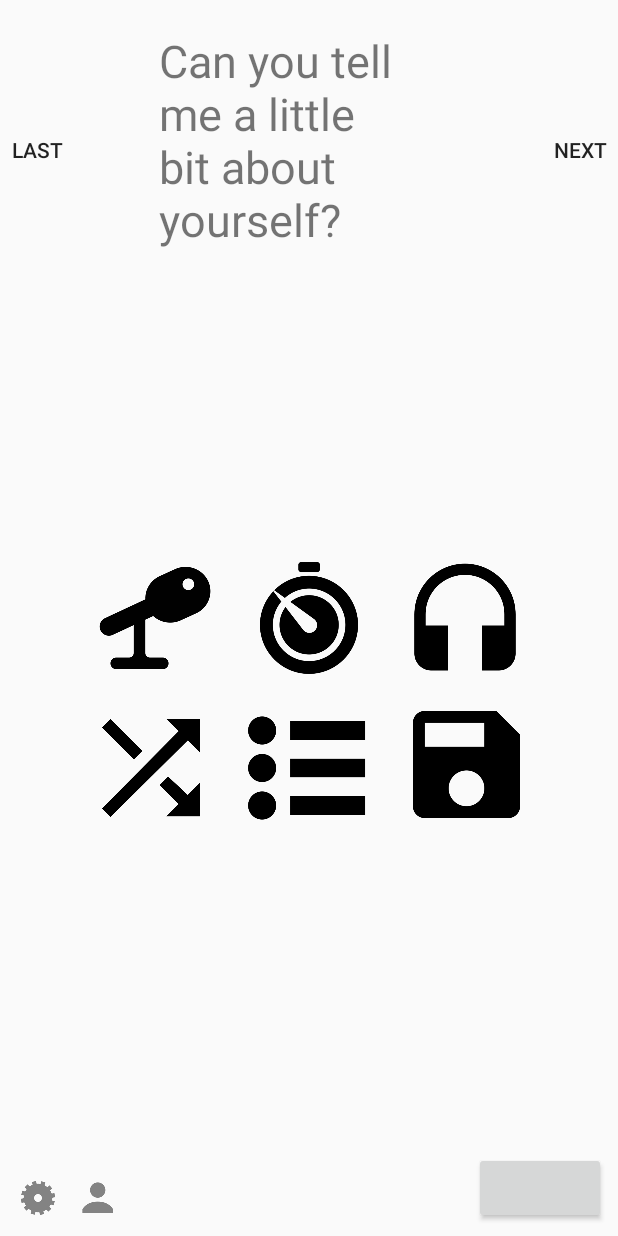
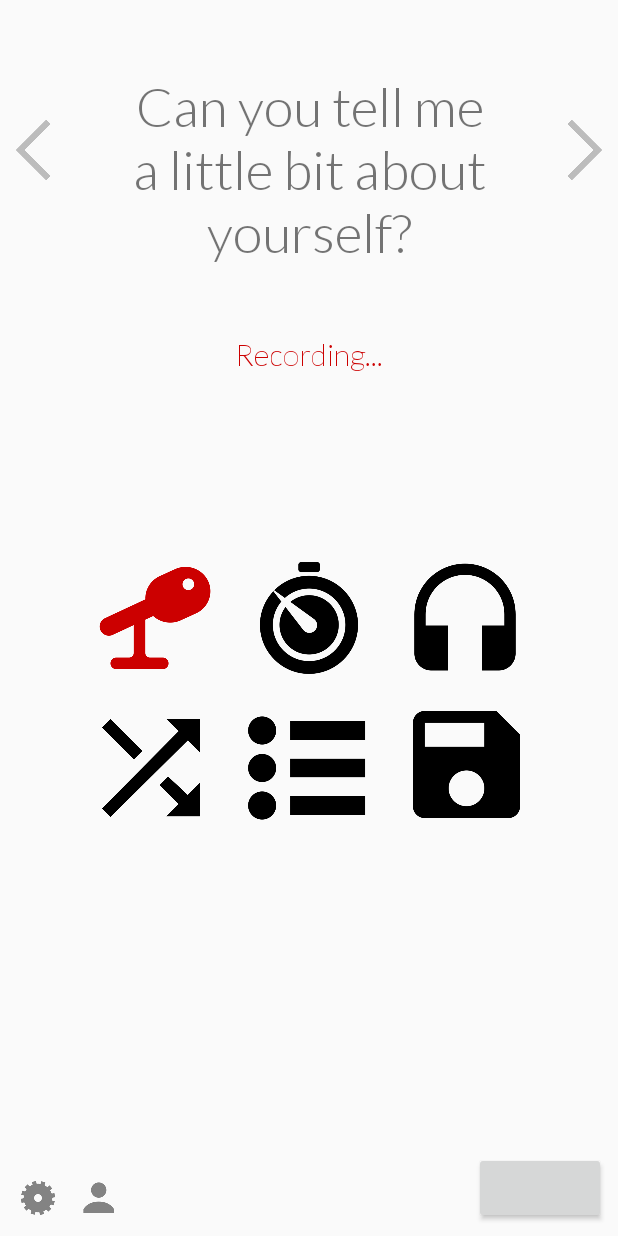
Before and after one commit to nathanliu1/SpeakingPrep, an Android app: the screen it shows after launch (MainActivity), after a tap on an icon or button, on a phone screen of 412 x 824 dp. Run offline under Robolectric (Android 15) with nearby library versions, the phone set to English and light mode, and no system bars; libraries missing offline, so code that uses them is left out: com.software.shell; plain views replace ActionButton; 4 statements that could not run were skipped.

Commit message:
Font and image update

```diff
--- /dev/null
+++ b/app/src/main/java/ca/uwaterloo/speakingprep/CustomTextView.java
@@ -0,0 +1,31 @@
+package ca.uwaterloo.speakingprep;
+
+import android.content.Context;
+import android.graphics.Typeface;
+import android.util.AttributeSet;
+import android.widget.TextView;
+
+public class CustomTextView extends TextView {
+
+    public CustomTextView(Context context, AttributeSet attrs, int defStyle) {
+        super(context, attrs, defStyle);
+        init();
+    }
+
+    public CustomTextView(Context context, AttributeSet attrs) {
+        super(context, attrs);
+        init();
+    }
+
+    public CustomTextView(Context context) {
+        super(context);
+        init();
+    }
+
+    private void init() {
+        if (!isInEditMode()) {
+            Typeface tf = Typeface.createFromAsset(getContext().getAssets(), "Lato-Light.ttf");
+            setTypeface(tf);
+        }
+    }
+}
--- a/app/src/main/java/ca/uwaterloo/speakingprep/MainActivityFragment.java
+++ b/app/src/main/java/ca/uwaterloo/speakingprep/MainActivityFragment.java
@@ -1,6 +1,8 @@
 package ca.uwaterloo.speakingprep;
 
 import android.graphics.Color;
+import android.graphics.PorterDuff;
+import android.media.Image;
 import android.media.MediaPlayer;
 import android.media.MediaRecorder;
 import android.os.Environment;
@@ -8,12 +10,18 @@ import android.support.v4.app.Fragment;
 import android.os.Bundle;
 import android.util.Log;
 import android.view.LayoutInflater;
+import android.view.MotionEvent;
 import android.view.View;
 import android.view.ViewGroup;
 import android.widget.ImageView;
+import android.widget.TextView;
+import android.widget.Toast;
+
 import com.software.shell.fab.*;
 
 import java.io.IOException;
+import java.util.Timer;
+import java.util.TimerTask;
 
 
 /**
@@ -26,9 +34,13 @@ public class MainActivityFragment extends Fragment {
     private MediaRecorder mRecorder = null;
     private MediaPlayer mPlayer = null;
     private ImageView record = null;
+    private TextView status = null;
     private boolean isRecording = false;
     private boolean isPlaying = false;
     private ActionButton actionButton;
+    private Timer timer;
+    private ImageView nextQuestion = null;
+    private ImageView previousQuestion = null;
 
     public MainActivityFragment() {
     }
@@ -39,6 +51,42 @@ public class MainActivityFragment extends Fragment {
         View rootView = inflater.inflate(R.layout.fragment_main, container, false);
         mFileName = Environment.getExternalStorageDirectory().getAbsolutePath();
         mFileName += "/audiorecordtest.3gp";
+
+        status = (TextView)rootView.findViewById(R.id.status);
+
+        nextQuestion = (ImageView)rootView.findViewById(R.id.next_question);
+        nextQuestion.setImageAlpha(255/4);
+        nextQuestion.setOnTouchListener(new View.OnTouchListener() {
+            @Override
+            public boolean onTouch(View v, MotionEvent event) {
+                switch (event.getAction()) {
+                    case (MotionEvent.ACTION_DOWN):
+                        nextQuestion.setImageAlpha(255);
+                        return true;
+                    case (MotionEvent.ACTION_UP):
+                        nextQuestion.setImageAlpha(255 / 4);
+                        return true;
+                }
+                return false;
+            }
+        });
+
+        previousQuestion = (ImageView)rootView.findViewById(R.id.previous_question);
+        previousQuestion.setImageAlpha(255/4);
+        previousQuestion.setOnTouchListener(new View.OnTouchListener() {
+            @Override
+            public boolean onTouch(View v, MotionEvent event) {
+                switch (event.getAction()) {
+                    case (MotionEvent.ACTION_DOWN):
+                        previousQuestion.setImageAlpha(255);
+                        return true;
+                    case (MotionEvent.ACTION_UP):
+                        previousQuestion.setImageAlpha(255 / 4);
+                        return true;
+                }
+                return false;
+            }
+        });
 
         record = (ImageView) rootView.findViewById(R.id.record);
         record.setOnClickListener(new View.OnClickListener(){
@@ -53,8 +101,6 @@ public class MainActivityFragment extends Fragment {
         actionButton.setImageDrawable(getResources().getDrawable(R.drawable.fab_plus_icon));
         actionButton.setButtonColor(Color.parseColor("#E91E63"));
         actionButton.setButtonColorPressed(Color.parseColor("#D81B60"));
-        actionButton.setRippleEffectEnabled(true);
-
 
         //playButton = (Button) rootView.findViewById(R.id.play);
         //playButton.setOnClickListener(new View.OnClickListener(){
@@ -79,11 +125,44 @@ public class MainActivityFragment extends Fragment {
                 mRecorder.prepare();
                 mRecorder.start();
             } catch (Exception e) {
-                Log.e(LOG_TAG, "prepare() failed");
+                Toast.makeText(getActivity().getApplicationContext(), "Failed to record. Please try again.", Toast.LENGTH_SHORT).show();
+                return;
             }
 
+            // Change record button to red
+            record.setColorFilter(Color.parseColor("#CC0000"), PorterDuff.Mode.SRC_ATOP);
+
+            // Change status and its color
+            status.setTextColor(Color.parseColor("#CC0000"));
+            status.setText("Recording.");
+            timer = new Timer();
+            timer.schedule(new TimerTask() {
+                @Override
+                public void run() {
+                    getActivity().runOnUiThread(new Runnable() {
+                        @Override
+                        public void run() {
+                            switch (status.getText().toString()) {
+                                case "Recording.":
+                                    status.setText("Recording..");
+                                    break;
+                                case "Recording..":
+                                    status.setText("Recording...");
+                                    break;
+                                default:
+                                    status.setText("Recording.");
+                                    break;
+                            }
+                        }
+                    });
+                }
+            },1000,1000);
             isRecording = true;
         } else {
+            record.setColorFilter(null);
+            status.setTextColor(Color.parseColor("#00B300"));
+            status.setText("Ready For Recording");
+            timer.cancel();
             mRecorder.stop();
             mRecorder.release();
             mRecorder = null;
--- a/app/src/main/res/layout/fragment_main.xml
+++ b/app/src/main/res/layout/fragment_main.xml
@@ -1,39 +1,47 @@
 <RelativeLayout xmlns:android="http://schemas.android.com/apk/res/android"
-    xmlns:fab="http://schemas.android.com/apk/res-auto"
     xmlns:tools="http://schemas.android.com/tools" android:layout_width="match_parent"
     android:layout_height="match_parent" android:paddingLeft="0dp"
     android:paddingRight="0dp"
     android:paddingTop="0dp"
     android:paddingBottom="0dp" tools:context=".MainActivityFragment"
-    android:id="@+id/layout">
+    android:id="@+id/layout"
+    tools:showIn="@layout/activity_main">
 
-    <Button
+    <ImageView
         android:layout_width="50dp"
         android:layout_height="200dp"
-        android:text="Next"
-        android:id="@+id/nextQuestion"
-        android:background="@android:color/transparent"
-        android:layout_alignParentTop="true"
+        android:id="@+id/previous_question"
+        android:src="@drawable/previous_question"
+        android:layout_alignParentTop="true" />
+
+    <ImageView
+        android:layout_width="50dp"
+        android:layout_height="200dp"
+        android:id="@+id/next_question"
+        android:src="@drawable/next_question"
         android:layout_alignParentEnd="true" />
 
-    <Button
-        android:layout_width="50dp"
-        android:layout_height="200dp"
-        android:text="Last"
-        android:id="@+id/lastQuestion"
-        android:background="@android:color/transparent"
-        android:layout_alignTop="@+id/nextQuestion"
-        android:layout_alignParentStart="true" />
-
-    <TextView
-        android:layout_width="200dp"
+    <ca.uwaterloo.speakingprep.CustomTextView
+        android:layout_width="280dp"
         android:layout_height="wrap_content"
         android:text="Can you tell me a little bit about yourself?"
-        android:textSize="30dp"
-        android:layout_marginTop="20dp"
-        android:id="@+id/textView"
+        android:textSize="35dp"
+        android:gravity="center"
+        android:layout_marginTop="50dp"
+        android:id="@+id/question"
         android:layout_alignParentTop="true"
         android:layout_centerHorizontal="true" />
+
+    <ca.uwaterloo.speakingprep.CustomTextView
+        android:layout_width="wrap_content"
+        android:layout_height="wrap_content"
+        android:text="Ready For Recording"
+        android:textSize="20dp"
+        android:textColor="#00B300"
+        android:id="@+id/status"
+        android:layout_below="@+id/previous_question"
+        android:layout_centerHorizontal="true"
+        android:layout_marginTop="24dp" />
 
     <ImageView
         android:layout_width="105dp"
@@ -79,7 +87,7 @@
         android:id="@+id/about"
         android:src="@drawable/ic_about"
         android:layout_alignTop="@+id/setting"
-        android:layout_toEndOf="@+id/lastQuestion" />
+        android:layout_alignStart="@+id/record" />
 
     <ImageView
         android:layout_width="108dp"
@@ -115,4 +123,5 @@
         android:layout_alignParentRight="true"
         android:layout_marginRight="@dimen/fab_margin"
         android:layout_marginBottom="@dimen/fab_margin" />
+
 </RelativeLayout>
```
Also changed, not shown: app/src/main/assets/Lato-Light.ttf (added), app/src/main/res/drawable/next_question.png (added), app/src/main/res/drawable/previous_question.png (added).
